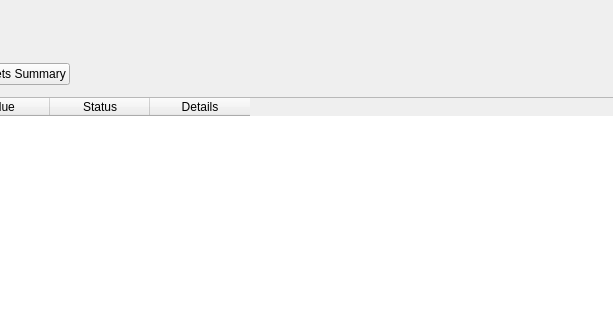
This is InventoryQtApp/ReportsPage.ui in Felipeact/InventoryQtApp as Qt 5 draws it before an edit; both pictures show x 174 to 787 and y 0 to 320 of the 1280 by 820 pixel window. The edited form follows.
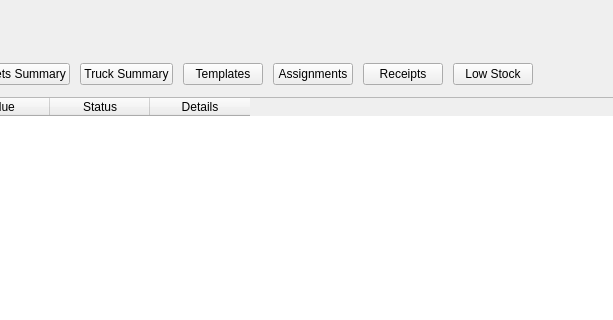
This is the edited form.

Commit message: Reports completed, missing image preview

Patch:
```diff
--- a/InventoryQtApp/ReportsPage.ui
+++ b/InventoryQtApp/ReportsPage.ui
@@ -81,6 +81,46 @@
                                     </widget>
                                 </item>
 
+								<item>
+									<widget class="QPushButton" name="truckSummaryBtn">
+										<property name="text">
+											<string>Truck Summary</string>
+										</property>
+									</widget>
+								</item>
+
+								<item>
+									<widget class="QPushButton" name="templatesSummaryBtn">
+										<property name="text">
+											<string>Templates</string>
+										</property>
+									</widget>
+								</item>
+
+								<item>
+									<widget class="QPushButton" name="assignmentsSummaryBtn">
+										<property name="text">
+											<string>Assignments</string>
+										</property>
+									</widget>
+								</item>
+
+								<item>
+									<widget class="QPushButton" name="receiptsSummaryBtn">
+										<property name="text">
+											<string>Receipts</string>
+										</property>
+									</widget>
+								</item>
+
+								<item>
+									<widget class="QPushButton" name="lowStockSummaryBtn">
+										<property name="text">
+											<string>Low Stock</string>
+										</property>
+									</widget>
+								</item>
+
                                 <item>
                                     <spacer name="horizontalSpacer">
                                         <property name="orientation">
```
The commit also changes 3 other files.
